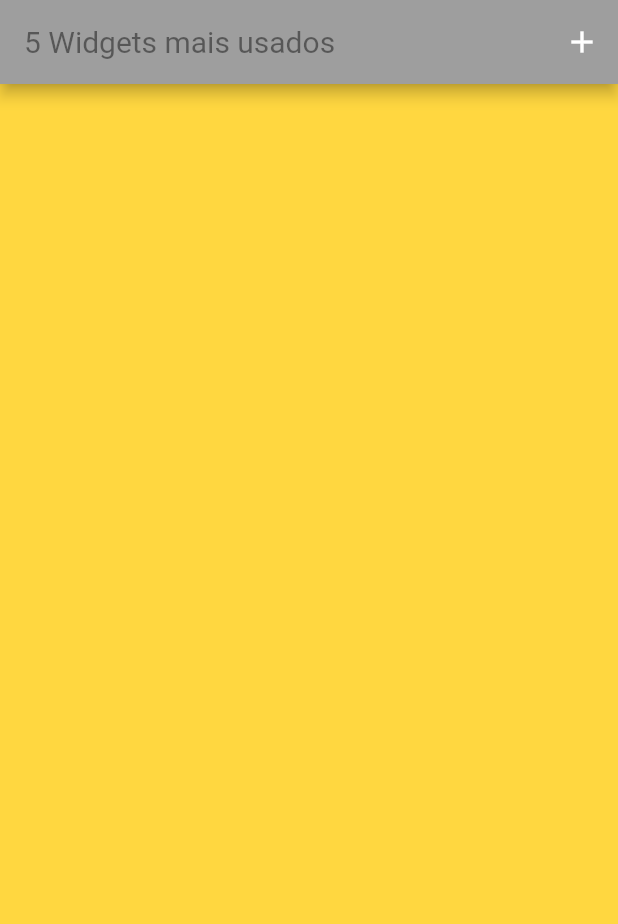
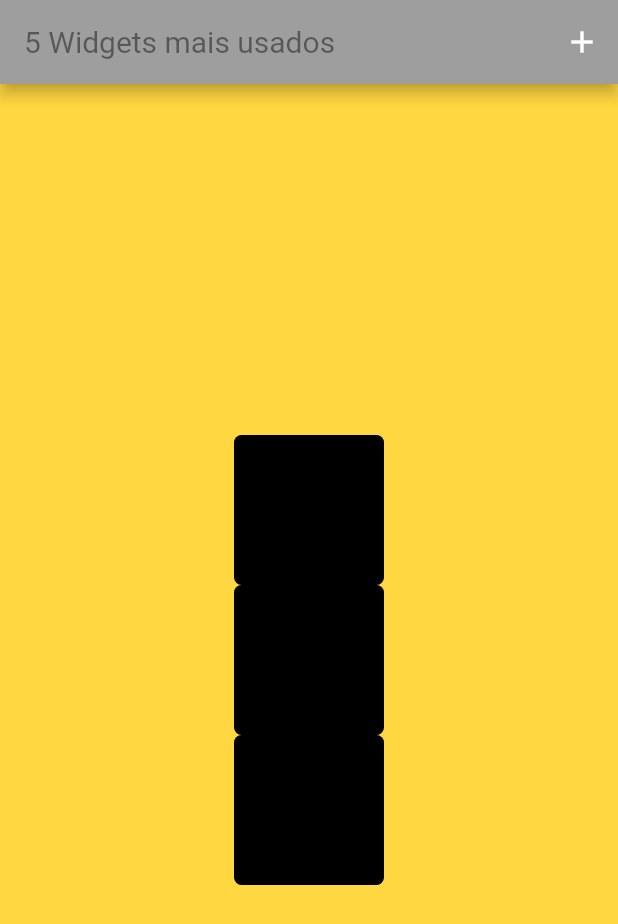
Before and after one commit to bruno-jungton/login_screen_one, a Flutter app: the screen it shows after launch, on a phone screen of 412 x 824 dp. Shown: the top 924 px of the screen. Run offline on Flutter 3.47's test engine with Material 2 defaults, Android fonts, the phone set to English and light mode, and no system bars.

Commit message:
Final commit

```diff
--- /dev/null
+++ b/lib/Widget/container_widget.dart
@@ -0,0 +1,17 @@
+import 'package:flutter/material.dart';
+
+class ContainerWidget extends StatelessWidget {
+  const ContainerWidget({super.key});
+
+  @override
+  Widget build(BuildContext context) {
+    return Container(
+      height: 100,
+      width: 100,
+      decoration: BoxDecoration(
+        color: Colors.black,
+        borderRadius: BorderRadius.circular(5),
+      ),
+    );
+  }
+}
--- a/lib/Widget/scaffold_widget.dart
+++ b/lib/Widget/scaffold_widget.dart
@@ -1,4 +1,6 @@
 import 'package:flutter/material.dart';
+
+import '../column_widget.dart';
 
 class ScaffoldWidget extends StatelessWidget {
   const ScaffoldWidget({super.key});
@@ -14,6 +16,9 @@ class ScaffoldWidget extends StatelessWidget {
           IconButton(onPressed: () {}, icon: const Icon(Icons.add)),
         ],
       ),
-        body: const SizedBox.expand());
+      body: const SizedBox.expand(
+        child: ColumnWidget(),
+      ),
+    );
   }
 }
--- /dev/null
+++ b/lib/column_widget.dart
@@ -0,0 +1,13 @@
+import 'package:flutter/material.dart';
+import 'package:login_screen_one/Widget/container_widget.dart';
+
+class ColumnWidget extends StatelessWidget {
+  const ColumnWidget({super.key});
+
+  @override
+  Widget build(BuildContext context) {
+    return Column(
+        mainAxisAlignment: MainAxisAlignment.center,
+        children: List.generate(3, (_) => const ContainerWidget()));
+  }
+}
```
Lines whose indentation alone changed are shown as unchanged.
